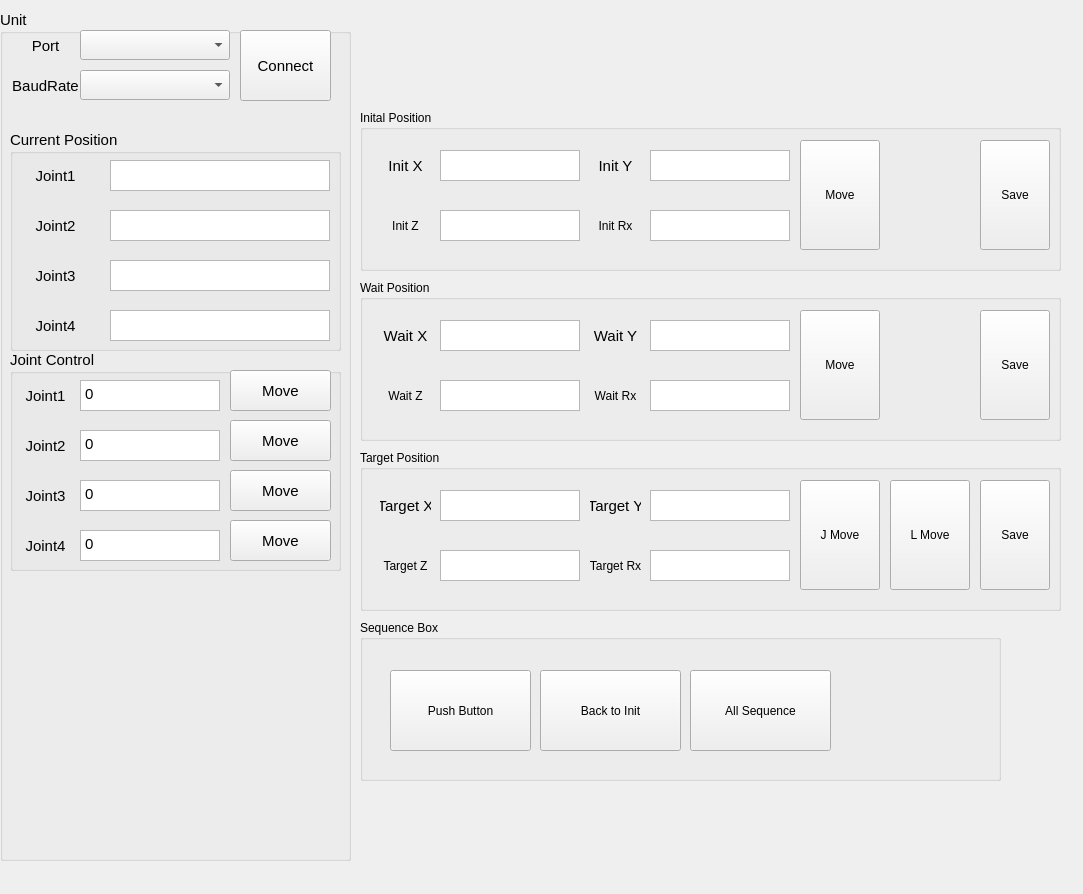
First picture: the form in src/jeus_ui/jr_main_form.ui, repository Code-YMJ/Maunpulator_Unit_Test, before the edit.
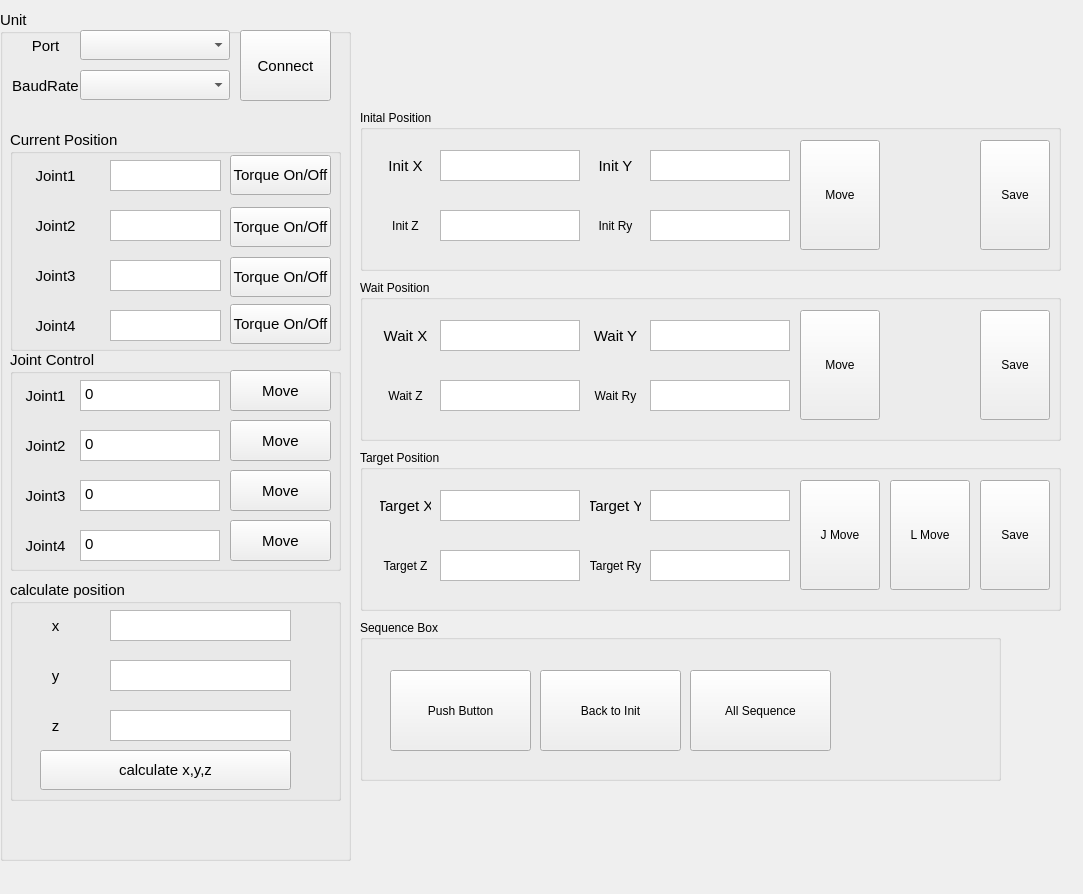
Second picture: the form after the edit.

What changed in the file:
```diff
--- a/src/jeus_ui/jr_main_form.ui
+++ b/src/jeus_ui/jr_main_form.ui
@@ -174,7 +174,7 @@
        <rect>
         <x>100</x>
         <y>30</y>
-        <width>220</width>
+        <width>111</width>
         <height>31</height>
        </rect>
       </property>
@@ -184,7 +184,7 @@
        <rect>
         <x>100</x>
         <y>180</y>
-        <width>220</width>
+        <width>111</width>
         <height>31</height>
        </rect>
       </property>
@@ -210,7 +210,7 @@
        <rect>
         <x>100</x>
         <y>130</y>
-        <width>220</width>
+        <width>111</width>
         <height>31</height>
        </rect>
       </property>
@@ -220,11 +220,63 @@
        <rect>
         <x>100</x>
         <y>80</y>
-        <width>220</width>
+        <width>111</width>
         <height>31</height>
        </rect>
       </property>
      </widget>
+     <widget class="QPushButton" name="btntorqueonoff_0">
+      <property name="geometry">
+       <rect>
+        <x>220</x>
+        <y>25</y>
+        <width>101</width>
+        <height>40</height>
+       </rect>
+      </property>
+      <property name="text">
+       <string>Torque On/Off</string>
+      </property>
+     </widget>
+     <widget class="QPushButton" name="btntorqueonoff_1">
+      <property name="geometry">
+       <rect>
+        <x>220</x>
+        <y>77</y>
+        <width>101</width>
+        <height>40</height>
+       </rect>
+      </property>
+      <property name="text">
+       <string>Torque On/Off</string>
+      </property>
+     </widget>
+     <widget class="QPushButton" name="btntorqueonoff_2">
+      <property name="geometry">
+       <rect>
+        <x>220</x>
+        <y>127</y>
+        <width>101</width>
+        <height>40</height>
+       </rect>
+      </property>
+      <property name="text">
+       <string>Torque On/Off</string>
+      </property>
+     </widget>
+     <widget class="QPushButton" name="btntorqueonoff_3">
+      <property name="geometry">
+       <rect>
+        <x>220</x>
+        <y>174</y>
+        <width>101</width>
+        <height>40</height>
+       </rect>
+      </property>
+      <property name="text">
+       <string>Torque On/Off</string>
+      </property>
+     </widget>
     </widget>
     <widget class="QGroupBox" name="gbCurrentPos_2">
      <property name="geometry">
@@ -419,6 +471,119 @@
       </property>
      </widget>
     </widget>
+    <widget class="QGroupBox" name="gbCurrentPos_3">
+     <property name="geometry">
+      <rect>
+       <x>10</x>
+       <y>570</y>
+       <width>331</width>
+       <height>221</height>
+      </rect>
+     </property>
+     <property name="title">
+      <string>calculate position</string>
+     </property>
+     <widget class="QLabel" name="lbCurrent_X">
+      <property name="geometry">
+       <rect>
+        <x>0</x>
+        <y>30</y>
+        <width>91</width>
+        <height>31</height>
+       </rect>
+      </property>
+      <property name="font">
+       <font>
+        <family>Arial</family>
+        <pointsize>11</pointsize>
+       </font>
+      </property>
+      <property name="mouseTracking">
+       <bool>false</bool>
+      </property>
+      <property name="text">
+       <string>x</string>
+      </property>
+      <property name="alignment">
+       <set>Qt::AlignCenter</set>
+      </property>
+     </widget>
+     <widget class="QLabel" name="lbCurrent_Y">
+      <property name="geometry">
+       <rect>
+        <x>10</x>
+        <y>80</y>
+        <width>71</width>
+        <height>31</height>
+       </rect>
+      </property>
+      <property name="text">
+       <string>y</string>
+      </property>
+      <property name="alignment">
+       <set>Qt::AlignCenter</set>
+      </property>
+     </widget>
+     <widget class="QPlainTextEdit" name="tbCurrent_X">
+      <property name="geometry">
+       <rect>
+        <x>100</x>
+        <y>30</y>
+        <width>181</width>
+        <height>31</height>
+       </rect>
+      </property>
+     </widget>
+     <widget class="QLabel" name="lbCurrent_Z">
+      <property name="geometry">
+       <rect>
+        <x>10</x>
+        <y>130</y>
+        <width>71</width>
+        <height>31</height>
+       </rect>
+      </property>
+      <property name="text">
+       <string>z</string>
+      </property>
+      <property name="alignment">
+       <set>Qt::AlignCenter</set>
+      </property>
+     </widget>
+     <widget class="QPlainTextEdit" name="tbCurrent_Z">
+      <property name="geometry">
+       <rect>
+        <x>100</x>
+        <y>130</y>
+        <width>181</width>
+        <height>31</height>
+       </rect>
+      </property>
+     </widget>
+     <widget class="QPlainTextEdit" name="tbCurrent_Y">
+      <property name="geometry">
+       <rect>
+        <x>100</x>
+        <y>80</y>
+        <width>181</width>
+        <height>31</height>
+       </rect>
+      </property>
+     </widget>
+     <widget class="QPushButton" name="btncalculate_xyz">
+      <property name="geometry">
+       <rect>
+        <x>30</x>
+        <y>170</y>
+        <width>251</width>
+        <height>40</height>
+       </rect>
+      </property>
+      <property name="text">
+       <string>calculate x,y,z</string>
+      </property>
+     </widget>
+    </widget>
    </widget>
    <widget class="QGroupBox" name="gbSequence">
     <property name="geometry">
@@ -565,7 +730,7 @@
       </rect>
      </property>
      <property name="text">
-      <string>Init Rx</string>
+      <string>Init Ry</string>
      </property>
      <property name="alignment">
       <set>Qt::AlignCenter</set>
@@ -761,7 +926,7 @@
       </rect>
      </property>
      <property name="text">
-      <string>Wait Rx</string>
+      <string>Wait Ry</string>
      </property>
      <property name="alignment">
       <set>Qt::AlignCenter</set>
@@ -922,7 +1087,7 @@
       </rect>
      </property>
      <property name="text">
-      <string>Target Rx</string>
+      <string>Target Ry</string>
      </property>
      <property name="alignment">
       <set>Qt::AlignCenter</set>
```
Left out of the diff: 112 changed lines with no effect on the pictures.
